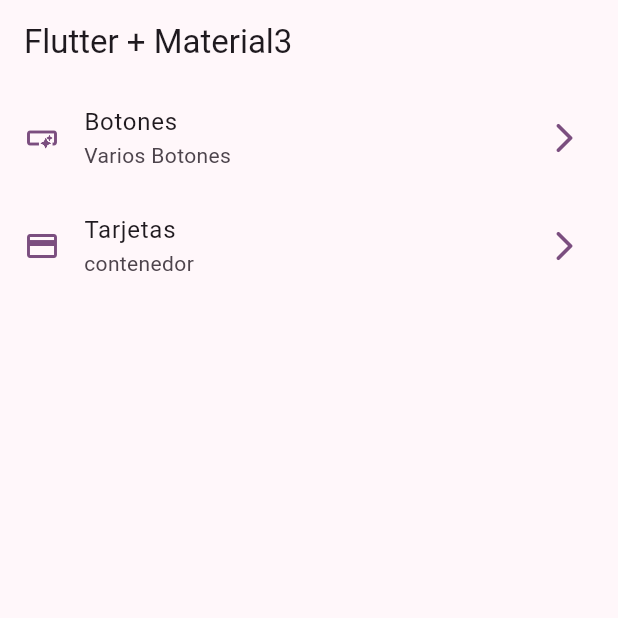
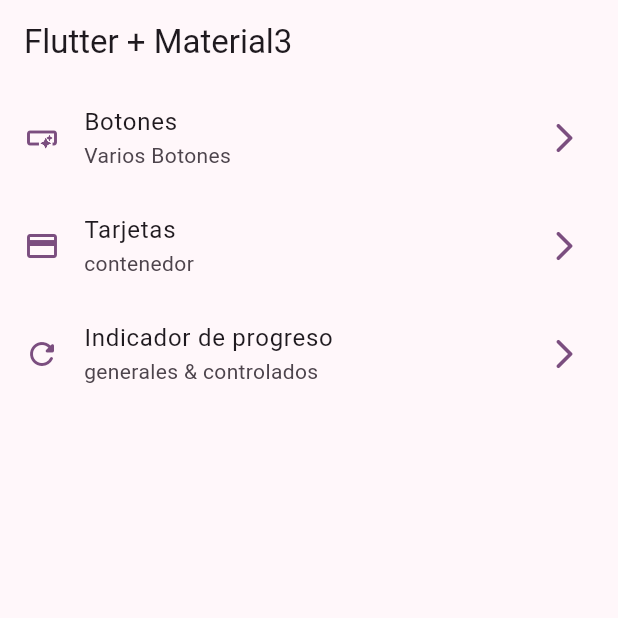
Before and after one commit to JuanBueno21/widgets, a Flutter app: the screen it shows after launch, on a phone screen of 412 x 824 dp, the top half of it. Run offline on Flutter 3.47's test engine with Material 2 defaults, Android fonts, the phone set to English and light mode, and no system bars; our stand-ins replace go_router.

Commit message:
[Widgets] - indicador de progreso terminado

```diff
--- a/lib/config/menu/menu_items.dart
+++ b/lib/config/menu/menu_items.dart
@@ -30,4 +30,10 @@ const appMenuItems = <MenuItems>[
     icon: Icons.credit_card),
 
 
+    MenuItems(
+    title: "Indicador de progreso",
+    subTitle: "generales & controlados",
+    link: "/progress",
+    icon: Icons.refresh_rounded),
+
 ];
--- a/lib/config/router/router.dart
+++ b/lib/config/router/router.dart
@@ -23,5 +23,13 @@ final appRouter = GoRouter(
       name: CardScreen.name,
       builder: (context, state) => const CardScreen(),
     ),
+
+        GoRoute(
+      path: '/progress',
+      name: ProgressScreen.name,
+      builder: (context, state) => const ProgressScreen(),
+    ),
+
+
   ],
 );
```
Also changed, not shown: lib/presentation/screens/progress/progress_screen.dart (+58 -1 lines).
